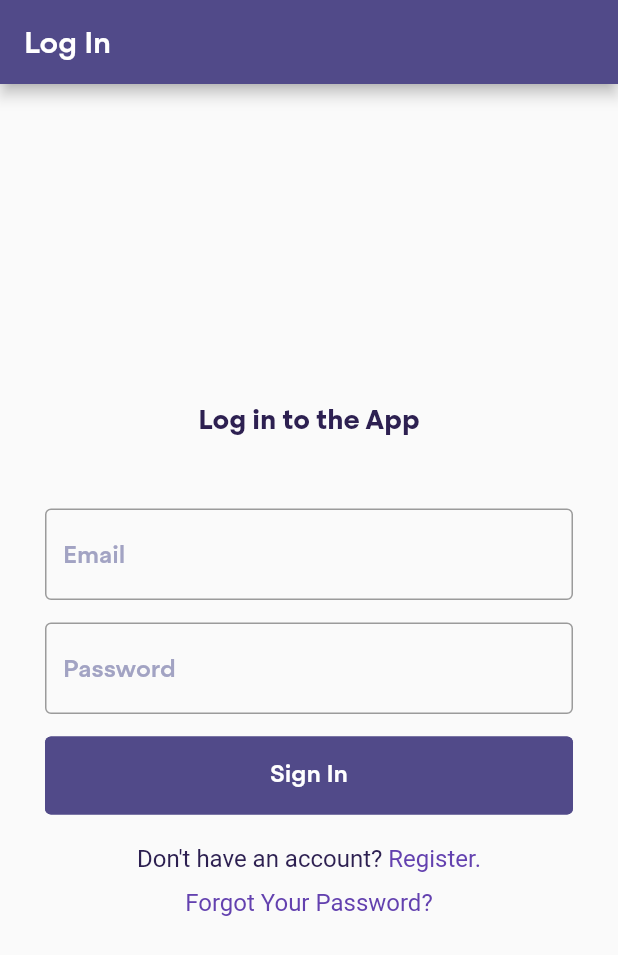
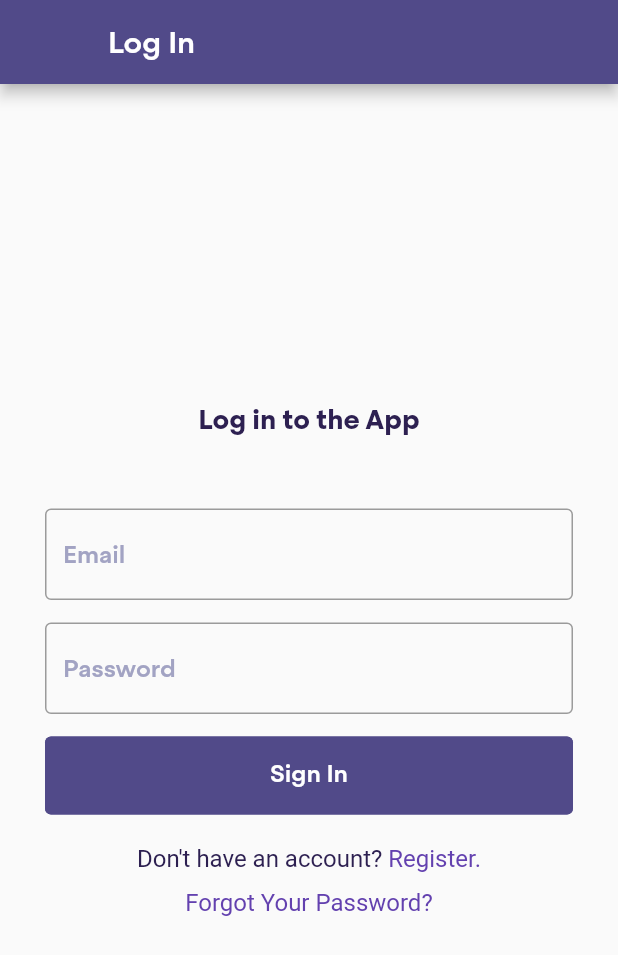
Before and after one commit to devinsays/flutter_okta, a Flutter app: the screen it shows after launch, on a phone screen of 412 x 824 dp. Shown: the top 955 px of the screen. Run offline on Flutter 3.47's test engine with Material 2 defaults, Android fonts, the phone set to English and light mode, and no system bars; our stand-ins replace shared_preferences; accounts and stored records are empty; project files that could hold a hidden picture were left out.

Commit message:
Update for notification messages.

```diff
--- a/lib/styles/palette.dart
+++ b/lib/styles/palette.dart
@@ -5,7 +5,7 @@ class Palette {
   static Color black = Color.fromRGBO(0, 0, 0, 1.0);
   static Color white = Color(0xffffffff);
 
-  // Primary (Perse)
+  // Primary
   static Color primary900 = Color(0xff2D2051);
   static Color primary800 = Color(0xff3B2F68);
   static Color primary700 = Color(0xff423974);
@@ -18,103 +18,13 @@ class Palette {
   static Color primary50 = Color(0xffE8E9F0);
   static Color primary = primary900;
 
-  // Accent (Damson)
-  static Color accent900 = Color(0xff312387);
-  static Color accent800 = Color(0xff432E97);
-  static Color accent700 = Color(0xff4E34A0);
-  static Color accent600 = Color(0xff5B3CA9);
+  // Accent
   static Color accent500 = Color(0xff6341AF);
-  static Color accent400 = Color(0xff7A5CBB);
-  static Color accent300 = Color(0xff9279C7);
-  static Color accent200 = Color(0xffB19FD7);
-  static Color accent100 = Color(0xffD0C5E7);
-  static Color accent50 = Color(0xffECE8F5);
-
-  // Highlight (Amaranthine)
-  static Color highlight900 = Color(0xff441382);
-  static Color highlight800 = Color(0xff631B90);
-  static Color highlight700 = Color(0xff741F99);
-  static Color highlight600 = Color(0xff8624A1);
-  static Color highlight500 = Color(0xff9427A7);
-  static Color highlight400 = Color(0xffA346B4);
-  static Color highlight300 = Color(0xffB466C1);
-  static Color highlight200 = Color(0xffC991D3);
-  static Color highlight100 = Color(0xffDEBDE4);
-  static Color highlight50 = Color(0xffF2E5F4);
-
-  // Orange (Saffron)
-  static Color orange900 = Color(0xffF08D61);
-  static Color orange800 = Color(0xffFAA466);
-  static Color orange700 = Color(0xffFFB169);
-  static Color orange600 = Color(0xffFFC16E);
-  static Color orange500 = Color(0xffFFCE74);
-  static Color orange400 = Color(0xffFFD477);
-  static Color orange300 = Color(0xffFFDD86);
-  static Color orange200 = Color(0xffFFE6A5);
-  static Color orange100 = Color(0xffFFEFC6);
-  static Color orange50 = Color(0xffFFF9E9);
-
-  // Green (Virescent)
-  static Color green900 = Color(0xff024F3D);
-  static Color green800 = Color(0xff036B59);
-  static Color green700 = Color(0xff077B67);
-  static Color green600 = Color(0xff0A8B77);
-  static Color green500 = Color(0xff0C9883);
-  static Color green400 = Color(0xff2BA895);
-  static Color green300 = Color(0xff50B8A8);
-  static Color green200 = Color(0xff82CCC1);
-  static Color green100 = Color(0xffB3E0D9);
-  static Color green50 = Color(0xffE0F2F0);
 
   // Alert Blue
-  static Color info900 = Color(0xff165984);
-  static Color info800 = Color(0xff2078A5);
-  static Color info700 = Color(0xff2289B9);
-  static Color info600 = Color(0xff2C9BCC);
   static Color info500 = Color(0xff33A9D9);
-  static Color info400 = Color(0xff46B6DD);
-  static Color info300 = Color(0xff60C2E2);
-  static Color info200 = Color(0xff88D4EA);
-  static Color info100 = Color(0xffB5E5F2);
-  static Color info50 = Color(0xffE2F5FA);
-
-  // Alert Green
-  static Color normal900 = Color(0xff072B15);
-  static Color normal800 = Color(0xff0A4021);
-  static Color normal700 = Color(0xff115A2D);
-  static Color normal600 = Color(0xff18753A);
-  static Color normal500 = Color(0xff208F48);
-  static Color normal400 = Color(0xff28AA55);
-  static Color normal300 = Color(0xff37B96D);
-  static Color normal200 = Color(0xff75D09B);
-  static Color normal100 = Color(0xffB3E6C8);
-  static Color normal50 = Color(0xffDCF5E7);
-
-  // Alert Orange
-  static Color caution900 = Color(0xff592700);
-  static Color caution800 = Color(0xff853B00);
-  static Color caution700 = Color(0xffA35200);
-  static Color caution600 = Color(0xffC26700);
-  static Color caution500 = Color(0xffDE7E00);
-  static Color caution400 = Color(0xffFA9404);
-  static Color caution300 = Color(0xffFAA120);
-  static Color caution200 = Color(0xffFBBC60);
-  static Color caution100 = Color(0xffFCD69F);
-  static Color caution50 = Color(0xffFEF1DE);
 
   // Alert Red
-  static Color danger900 = Color(0xff4B150C);
-  static Color danger800 = Color(0xff711E11);
-  static Color danger700 = Color(0xff8B2615);
-  static Color danger600 = Color(0xffA62D19);
   static Color danger500 = Color(0xffC0341D);
-  static Color danger400 = Color(0xffDB3B22);
-  static Color danger300 = Color(0xffE15139);
-  static Color danger200 = Color(0xffEA8271);
-  static Color danger100 = Color(0xffF2B4A9);
-  static Color danger50 = Color(0xffFBE5E1);
-
-  // Components
-  static Color primaryBtn = accent800;
 
 }
--- /dev/null
+++ b/lib/utils/api_client.dart
@@ -0,0 +1,19 @@
+import 'package:http/http.dart' as http;
+
+class ApiClient extends http.BaseClient{
+  http.Client _httpClient = new http.Client();
+
+  ApiClient();
+
+  // Request headers.
+  final Map<String, String> headers = {
+    'Content-type': 'application/json',
+    'Accept': 'application/json'
+  };
+
+  @override
+  Future<http.StreamedResponse> send(http.BaseRequest request) {
+    request.headers.addAll(headers);
+    return _httpClient.send(request);
+  }
+}
--- a/lib/utils/screen_arguments.dart
+++ /dev/null
@@ -1,4 +0,0 @@
-class ScreenArguments {
-  final String message;
-  ScreenArguments(this.message);
-}
--- a/lib/views/dashboard.dart
+++ b/lib/views/dashboard.dart
@@ -11,8 +11,6 @@ class Dashboard extends StatelessWidget {
   Widget build(BuildContext context) {
     String token = Provider.of<AuthProvider>(context).token;
     User user = Provider.of<AuthProvider>(context).user;
-
-    print(user);
 
     Widget dataRow(String label, String value) {
       return Column(
--- a/lib/views/login.dart
+++ b/lib/views/login.dart
@@ -3,11 +3,11 @@ import 'package:flutter/gestures.dart';
 import 'package:provider/provider.dart';
 
 import 'package:okta_flutter/providers/auth.dart';
-import 'package:okta_flutter/utils/screen_arguments.dart';
 import 'package:okta_flutter/utils/validate.dart';
 import 'package:okta_flutter/styles/styles.dart';
 import 'package:okta_flutter/styles/palette.dart';
 import 'package:okta_flutter/widgets/styled_flat_button.dart';
+import 'package:okta_flutter/widgets/notification_text.dart';
 
 class LogIn extends StatelessWidget {
   @override
@@ -15,6 +15,8 @@ class LogIn extends StatelessWidget {
     return Scaffold(
       appBar: AppBar(
         title: Text('Log In'),
+        // Prevents back button from showing.
+        leading: Container(),
       ),
       body: Center(
         child: Container(
@@ -40,28 +42,16 @@ class LogInFormState extends State<LogInForm> {
 
   String email;
   String password;
-  String message = '';
 
   Future<void> submit() async {
     final form = _formKey.currentState;
     if (form.validate()) {
-      print(email);
-      print(password);
-      print(context);
       await Provider.of<AuthProvider>(context).login(email, password);
     }
   }
 
   @override
   Widget build(BuildContext context) {
-
-    final ScreenArguments args = ModalRoute.of(context).settings.arguments;
-
-    if (args != null) {
-      setState(() {
-        message = args.message;
-      });
-    }
 
     return Form(
       key: _formKey,
@@ -76,13 +66,7 @@ class LogInFormState extends State<LogInForm> {
           ),
           SizedBox(height: 10.0),
           Consumer<AuthProvider>(
-            builder: (context, provider, child) => Text(
-              provider.notification ?? this.message ?? '',
-              textAlign: TextAlign.center,
-              style: TextStyle(
-                color: Colors.red,
-              ),
-            ),
+            builder: (context, provider, child) => provider.notification ?? NotificationText('')
           ),
           SizedBox(height: 20.0),
           TextFormField(
--- a/lib/views/password_reset.dart
+++ b/lib/views/password_reset.dart
@@ -2,7 +2,6 @@ import 'package:flutter/material.dart';
 import 'package:provider/provider.dart';
 
 import 'package:okta_flutter/providers/auth.dart';
-import 'package:okta_flutter/utils/screen_arguments.dart';
 import 'package:okta_flutter/utils/validate.dart';
 import 'package:okta_flutter/styles/styles.dart';
 import 'package:okta_flutter/widgets/styled_flat_button.dart';
--- /dev/null
+++ b/lib/widgets/notification_text.dart
@@ -0,0 +1,26 @@
+import 'package:flutter/material.dart';
+
+import 'package:okta_flutter/styles/palette.dart';
+
+class NotificationText extends StatelessWidget {
+  final String text;
+  final String type;
+
+  NotificationText(this.text, {this.type, Key key}) : super(key: key);
+
+  @override
+  Widget build(BuildContext context) {
+
+    Color color = Palette.danger500;
+
+    if ('info' == type) {
+      color = Palette.info500;
+    }
+
+    return Text(
+      text,
+      textAlign: TextAlign.center,
+      style: TextStyle(color: color),
+    );
+  }
+}
```
Also changed, not shown: lib/providers/auth.dart (+15 -23 lines), lib/utils/exceptions.dart (deleted, +0 -13 lines), lib/views/register.dart (+1 -8 lines), 1 other file.
